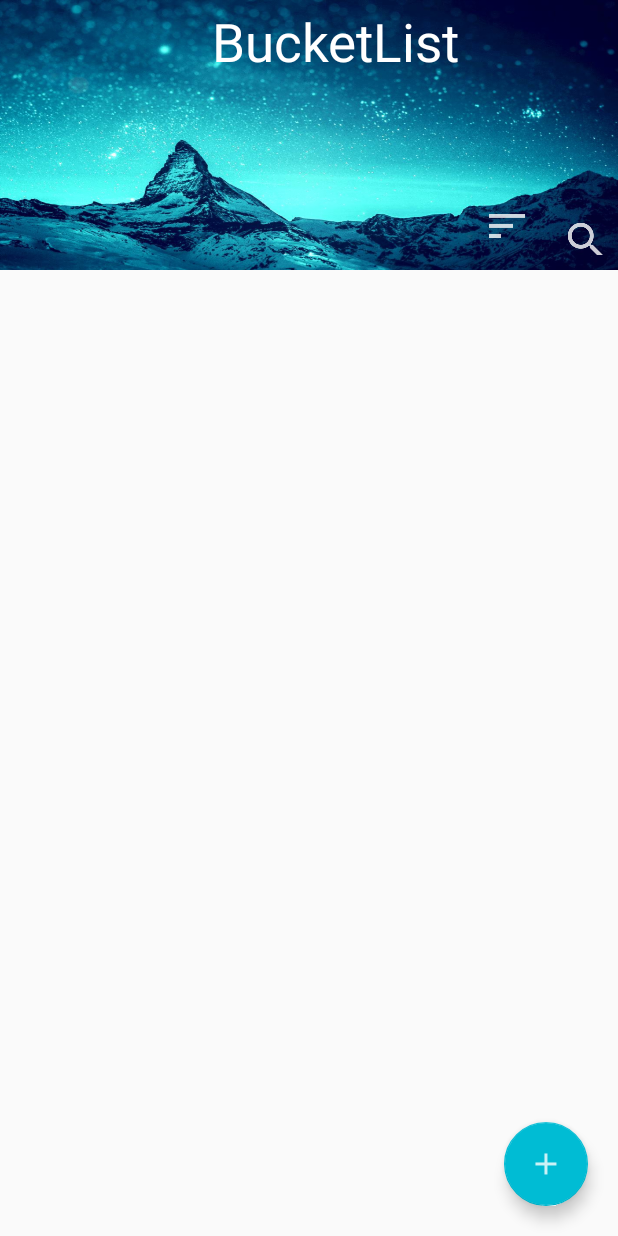
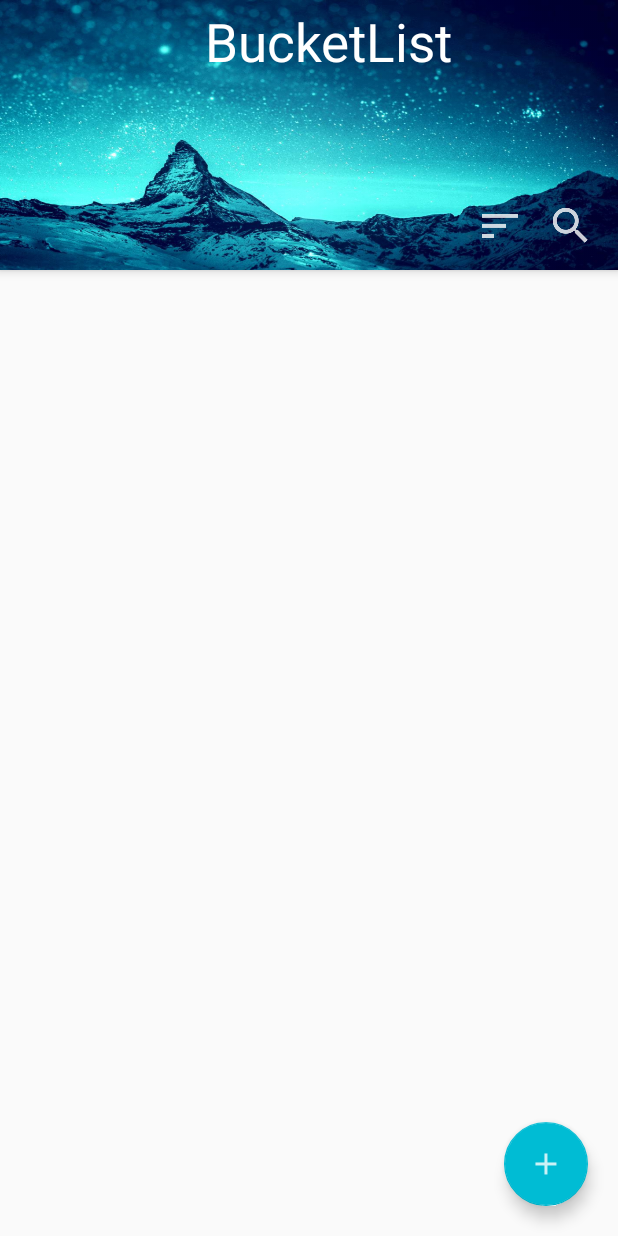
Before and after one commit to Sachiewerk/bucketList, an Android app: the screen it shows after launch (MainActivity), on a phone screen of 412 x 824 dp. Run offline under Robolectric (Android 15) with nearby library versions, the phone set to English and light mode, and no system bars; libraries missing offline, so code that uses them is left out: com.google.api.client, com.mikepenz.materialdrawer; pictures from the network do not load; 23 statements that could not run were skipped.

Commit message:
fix minor GUI bags

```diff
--- a/BucketList/app/src/main/java/ua/aengussong/www/bucketlist/RVMainAdapter.java
+++ b/BucketList/app/src/main/java/ua/aengussong/www/bucketlist/RVMainAdapter.java
@@ -24,7 +24,6 @@ public class RVMainAdapter extends RecyclerView.Adapter<RVMainAdapter.WishViewHo
 
     private Cursor cursor;
     private Context context;
-    private WishViewHolder wishViewHolder;
 
     RVMainAdapter(Context context, WishClickListener listener){
         onWishClickListener = listener;
@@ -35,7 +34,6 @@ public class RVMainAdapter extends RecyclerView.Adapter<RVMainAdapter.WishViewHo
     public WishViewHolder onCreateViewHolder(ViewGroup parent, int viewType) {
         LayoutInflater inflater = LayoutInflater.from(context);
         View view = inflater.inflate(R.layout.wishes_list_layout,parent,false);
-        wishViewHolder = new WishViewHolder(view);
         return new WishViewHolder(view);
     }
 
--- /dev/null
+++ b/BucketList/app/src/main/java/ua/aengussong/www/bucketlist/utilities/ScrollingFABBehavior.java
@@ -0,0 +1,38 @@
+package ua.aengussong.www.bucketlist.utilities;
+
+import android.content.Context;
+import android.support.design.widget.AppBarLayout;
+import android.support.design.widget.CoordinatorLayout;
+import android.support.design.widget.FloatingActionButton;
+import android.util.AttributeSet;
+import android.view.View;
+
+/**
+ * Created by coolsmileman on 07.07.2017.
+ */
+
+    public class ScrollingFABBehavior extends CoordinatorLayout.Behavior<FloatingActionButton> {
+        private int toolbarHeight;
+
+        public ScrollingFABBehavior(Context context, AttributeSet attrs) {
+            super(context, attrs);
+            this.toolbarHeight = 180;
+        }
+
+        @Override
+        public boolean layoutDependsOn(CoordinatorLayout parent, FloatingActionButton fab, View dependency) {
+            return dependency instanceof AppBarLayout;
+        }
+
+        @Override
+        public boolean onDependentViewChanged(CoordinatorLayout parent, FloatingActionButton fab, View dependency) {
+            if (dependency instanceof AppBarLayout) {
+                CoordinatorLayout.LayoutParams lp = (CoordinatorLayout.LayoutParams) fab.getLayoutParams();
+                int fabBottomMargin = lp.bottomMargin;
+                int distanceToScroll = fab.getHeight() + fabBottomMargin;
+                float ratio = dependency.getY()/(float)toolbarHeight;
+                fab.setTranslationY(-distanceToScroll * ratio);
+            }
+            return true;
+        }
+    }
--- a/BucketList/app/src/main/res/layout/activity_main.xml
+++ b/BucketList/app/src/main/res/layout/activity_main.xml
@@ -7,13 +7,12 @@
     android:layout_height="match_parent"
     android:layout_width="match_parent"
     xmlns:android="http://schemas.android.com/apk/res/android">
-<LinearLayout android:layout_height="match_parent"
-    xmlns:android="http://schemas.android.com/apk/res/android"
+    <android.support.design.widget.CoordinatorLayout
         android:layout_width="match_parent"
-    xmlns:app="http://schemas.android.com/apk/res-auto"
-    android:orientation="vertical"
-   >
-    <!--android:background="@color/md_grey_400"-->
+        android:layout_height="match_parent">
+        <android.support.design.widget.AppBarLayout
+            android:layout_width="match_parent"
+            android:layout_height="wrap_content">
     <android.support.v7.widget.Toolbar
         android:layout_gravity="top"
         android:id="@+id/main_toolbar"
@@ -21,12 +20,14 @@
         android:background="@drawable/main_toolbar_background"
         android:layout_height="180dp"
         app:theme="@style/MyToolbar"
+        app:layout_scrollFlags = "scroll|enterAlways"
         android:paddingBottom="10dp">
         <ImageButton
             android:src="@drawable/ic_search_main_toolbar"
             android:layout_width="wrap_content"
             android:layout_height="wrap_content"
-            android:layout_margin="5dp"
+            android:layout_marginBottom="15dp"
+            android:layout_marginRight="15dp"
             android:layout_gravity = "end|bottom"
             android:background="@null"
             android:onClick="onSearchToolbarButton" />
@@ -48,9 +49,11 @@
             android:textSize="35sp"/>
 
     </android.support.v7.widget.Toolbar>
+        </android.support.design.widget.AppBarLayout>
     <FrameLayout
         android:layout_width="match_parent"
-        android:layout_height="match_parent">
+        android:layout_height="match_parent"
+        app:layout_behavior="@string/appbar_scrolling_view_behavior">
     <android.support.v7.widget.RecyclerView
         android:layout_width="match_parent"
         android:layout_height="match_parent"
@@ -60,9 +63,6 @@
 
 
     </FrameLayout>
-
-</LinearLayout>
-</ScrollView>
         <android.support.design.widget.FloatingActionButton
             android:id="@+id/fab_add_wish"
             android:layout_width="wrap_content"
@@ -70,5 +70,10 @@
             android:layout_gravity="bottom|end"
             android:layout_margin="20dp"
             app:elevation = "6dp"
-        app:pressedTranslationZ="12dp"/>
+            app:pressedTranslationZ="12dp"
+            app:layout_behavior="ua.aengussong.www.bucketlist.utilities.ScrollingFABBehavior"/>
+    </android.support.design.widget.CoordinatorLayout>
+
+
+</ScrollView>
 </FrameLayout>
--- a/BucketList/app/src/main/res/layout/are_you_sure_image_layout.xml
+++ b/BucketList/app/src/main/res/layout/are_you_sure_image_layout.xml
@@ -10,6 +10,7 @@
         android:layout_height="wrap_content"
         android:textSize="20sp"
         android:layout_marginStart="16dp"
+        android:layout_marginLeft="16dp"
         android:textColor="@color/md_black_1000"/>
     <ImageView
         android:layout_width="150dp"
```
Also changed, not shown: BucketList/app/src/main/java/ua/aengussong/www/bucketlist/CategoryActivity.java (+45 -64 lines), BucketList/app/src/main/java/ua/aengussong/www/bucketlist/MainActivity.java (+1 -17 lines), BucketList/app/src/main/res/layout/wishes_list_layout.xml (+18 -14 lines). Lines whose indentation alone changed are shown as unchanged.
